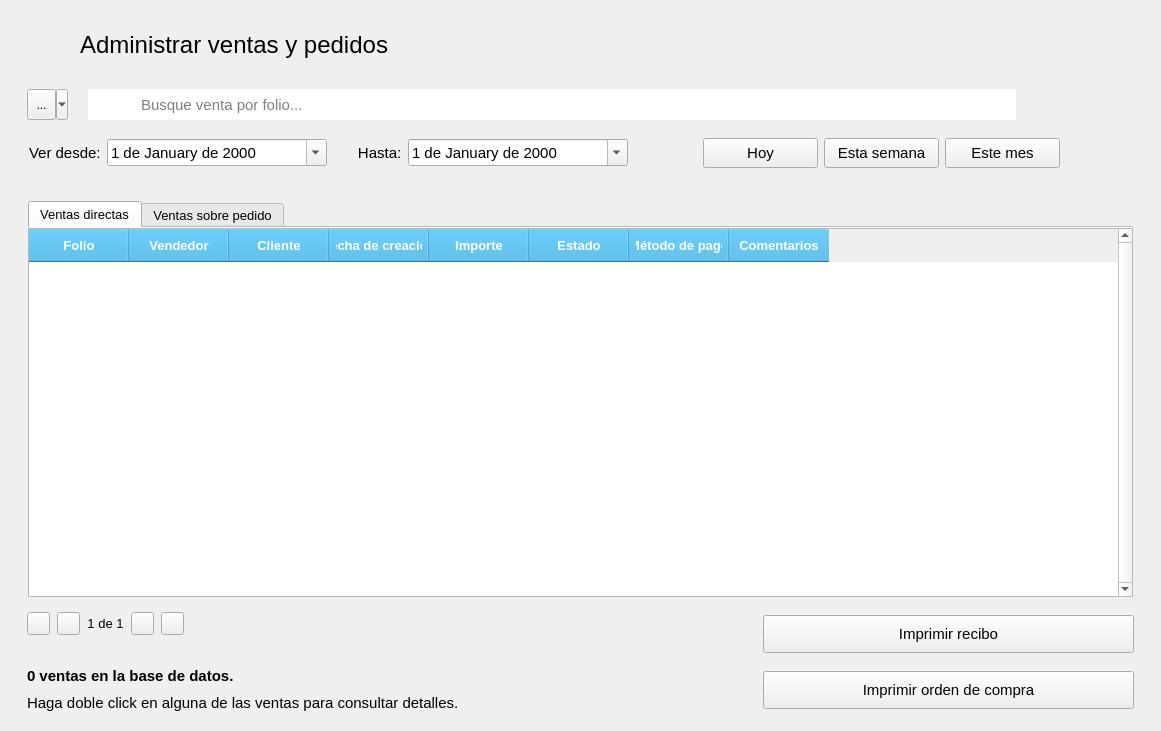
ivanperez-7/printpos, file ui/Ui_AdministrarVentas.ui: the form before one commit.
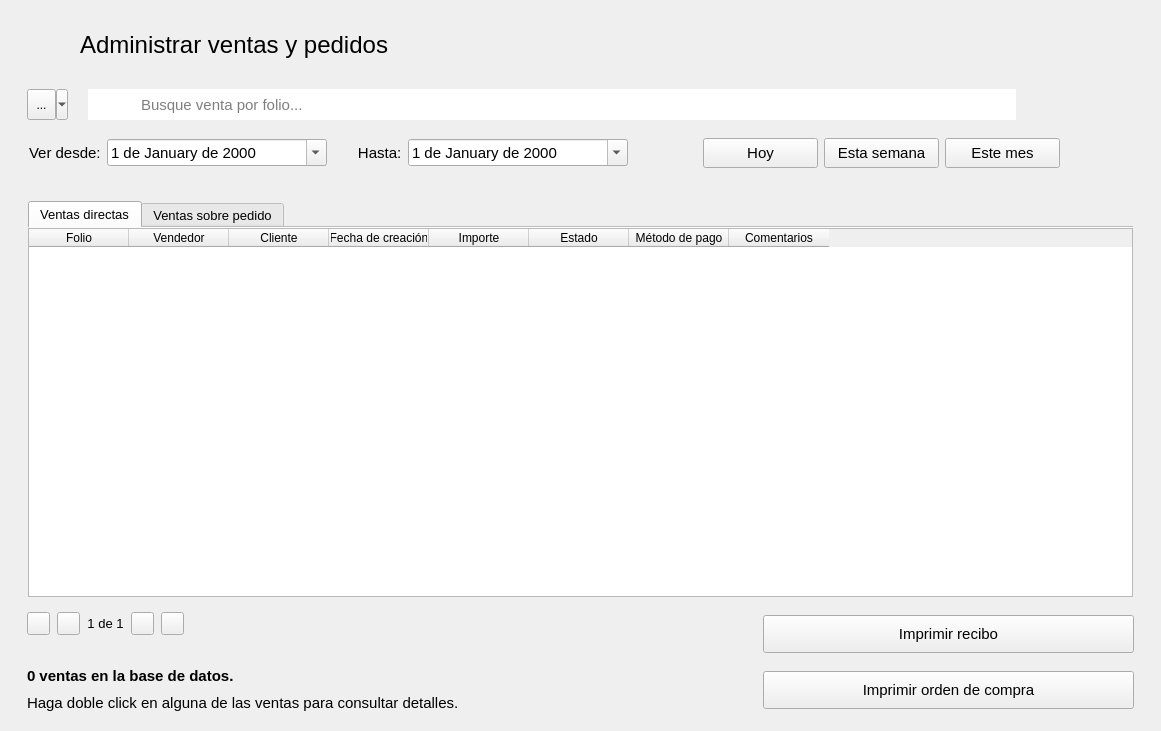
The form after the commit. Icons and pictures are not drawn. Custom widgets are drawn as their Qt base class.

What changed in the file:
```diff
--- a/ui/Ui_AdministrarVentas.ui
+++ b/ui/Ui_AdministrarVentas.ui
@@ -570,65 +570,10 @@
             <number>0</number>
            </property>
            <item>
-            <widget class="QTableWidget" name="tabla_ventasDirectas">
-             <property name="font">
-              <font>
-               <family>Segoe UI</family>
-               <pointsize>10</pointsize>
-              </font>
-             </property>
-             <property name="styleSheet">
-              <string notr="true">QHeaderView::section {
-	font: bold 10pt;
-	color: rgb(255, 255, 255);
-	background-color: rgb(52, 172, 224);
-	padding: 7px;
-}
-
-QTableView::item{
-  padding: 5px;
-}
-
-QTableWidget {
-	alternate-background-color: rgb(240, 240, 240);
-}
-
-QTableView {
-    selection-background-color: rgb(85, 85, 255);
-    selection-color: rgb(255, 255, 255);
-}
-QTableView:active {
-    selection-background-color: rgb(85, 85, 255);
-    selection-color: rgb(255, 255, 255);
-}</string>
-             </property>
-             <property name="verticalScrollBarPolicy">
-              <enum>Qt::ScrollBarAlwaysOn</enum>
-             </property>
-             <property name="editTriggers">
-              <set>QAbstractItemView::NoEditTriggers</set>
-             </property>
-             <property name="alternatingRowColors">
-              <bool>true</bool>
-             </property>
-             <property name="selectionMode">
-              <enum>QAbstractItemView::SingleSelection</enum>
-             </property>
-             <property name="selectionBehavior">
-              <enum>QAbstractItemView::SelectRows</enum>
-             </property>
-             <property name="showGrid">
-              <bool>false</bool>
-             </property>
+            <widget class="TablaDatos" name="tabla_ventasDirectas">
              <property name="paginaActual" stdset="0">
               <number>0</number>
              </property>
-             <attribute name="horizontalHeaderMinimumSectionSize">
-              <number>45</number>
-             </attribute>
-             <attribute name="verticalHeaderVisible">
-              <bool>false</bool>
-             </attribute>
              <column>
               <property name="text">
                <string>Folio</string>
@@ -1150,6 +1095,13 @@
    </layout>
   </widget>
  </widget>
+ <customwidgets>
+  <customwidget>
+   <class>TablaDatos</class>
+   <extends>QTableWidget</extends>
+   <header>utils.mywidgets.h</header>
+  </customwidget>
+ </customwidgets>
  <resources>
   <include location="../resources.qrc"/>
  </resources>
```
Left out of the diff: 57 changed lines with no effect on the pictures.
